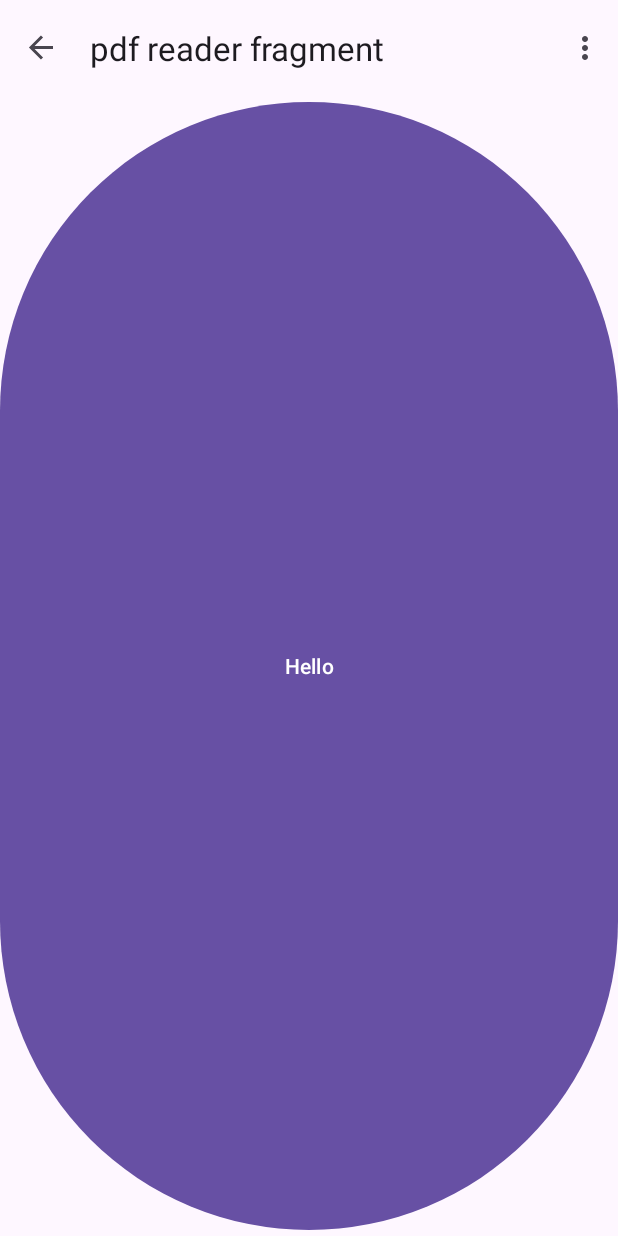
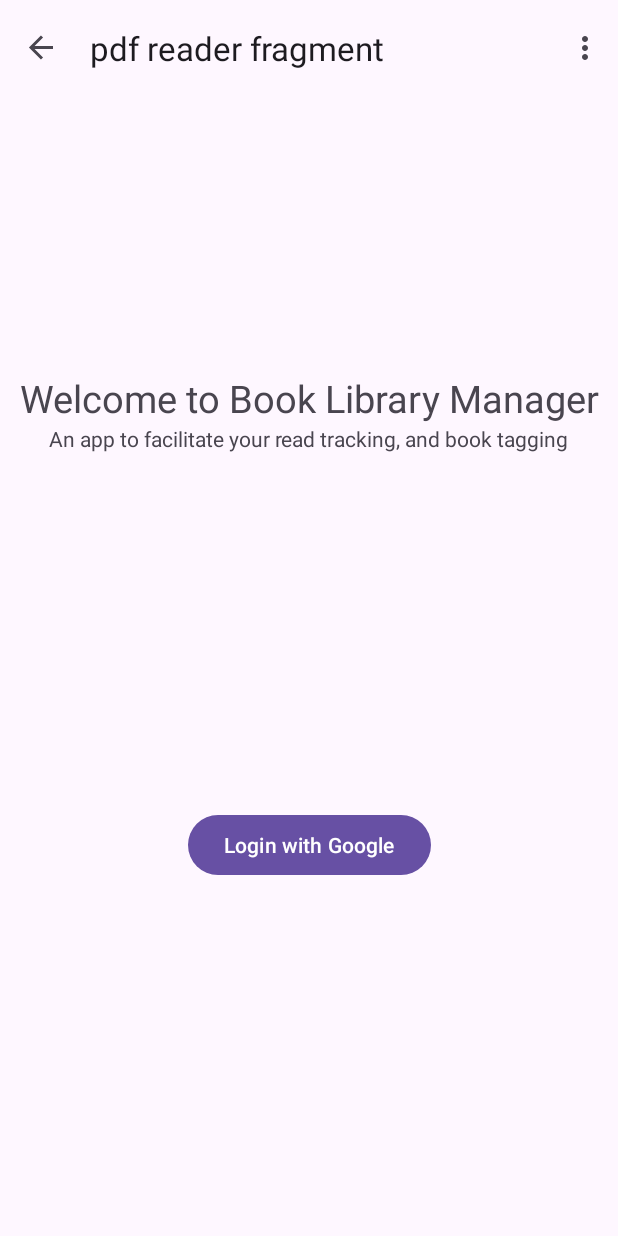
Before and after one commit to lucascalheiros/book-library-manager-app, an Android app: the LoginFragment screen opened through its navigation route, on a phone screen of 412 x 824 dp. Run offline under Robolectric (Android 15) with nearby library versions, the phone set to English and light mode, and no system bars; our stand-ins replace data binding, navigation-ui; 4 statements that could not run were skipped.

Commit message:
Better looking login screen, and improved implementation

```diff
--- a/app/src/main/res/layout/fragment_login.xml
+++ b/app/src/main/res/layout/fragment_login.xml
@@ -1,14 +1,52 @@
 <?xml version="1.0" encoding="utf-8"?>
-<FrameLayout xmlns:android="http://schemas.android.com/apk/res/android"
-    xmlns:tools="http://schemas.android.com/tools"
-    android:layout_width="match_parent"
-    android:layout_height="match_parent"
-    tools:context=".ui.login.LoginFragment">
+<layout xmlns:android="http://schemas.android.com/apk/res/android"
+    xmlns:app="http://schemas.android.com/apk/res-auto"
+    xmlns:tools="http://schemas.android.com/tools">
 
-    <Button
-        android:id="@+id/loginBtn"
+    <data>
+
+        <variable
+            name="viewModel"
+            type="com.github.lucascalheiros.booklibrarymanager.ui.login.LoginViewModel" />
+    </data>
+
+
+    <androidx.constraintlayout.widget.ConstraintLayout
         android:layout_width="match_parent"
         android:layout_height="match_parent"
-        android:text="Hello" />
+        tools:context=".ui.login.LoginFragment">
 
-</FrameLayout>
+        <TextView
+            android:id="@+id/welcome"
+            android:layout_width="wrap_content"
+            android:layout_height="wrap_content"
+            android:layout_marginTop="184dp"
+            android:gravity="center"
+            android:text="@string/welcome_to_book_library_manager"
+            android:textSize="25sp"
+            app:layout_constraintEnd_toEndOf="parent"
+            app:layout_constraintStart_toStartOf="parent"
+            app:layout_constraintTop_toTopOf="parent" />
+
+        <TextView
+            android:id="@+id/textView"
+            android:layout_width="wrap_content"
+            android:layout_height="wrap_content"
+            android:text="@string/an_app_to_facilitate_your_read_tracking_and_book_tagging"
+            app:layout_constraintEnd_toEndOf="parent"
+            app:layout_constraintStart_toStartOf="parent"
+            app:layout_constraintTop_toBottomOf="@+id/welcome" />
+
+        <Button
+            android:id="@+id/loginBtn"
+            android:layout_width="wrap_content"
+            android:layout_height="wrap_content"
+            android:onClick="@{v -> viewModel.onLoginClick()}"
+            android:text="@string/login_with_google"
+            app:layout_constraintBottom_toBottomOf="parent"
+            app:layout_constraintEnd_toEndOf="parent"
+            app:layout_constraintStart_toStartOf="parent"
+            app:layout_constraintTop_toBottomOf="@+id/textView" />
+
+    </androidx.constraintlayout.widget.ConstraintLayout>
+</layout>
--- a/app/src/main/res/values/strings.xml
+++ b/app/src/main/res/values/strings.xml
@@ -6,5 +6,9 @@
     <string name="booklib_manager">Booklib Manager</string>
     <!-- TODO: Remove or change this placeholder text -->
     <string name="hello_blank_fragment">Hello blank fragment</string>
+    <string name="login_with_google">Login with Google</string>
+    <string name="unable_to_login_with_google_generic">Unable to login</string>
+    <string name="an_app_to_facilitate_your_read_tracking_and_book_tagging">An app to facilitate your read tracking, and book tagging</string>
+    <string name="welcome_to_book_library_manager">Welcome to Book Library Manager</string>
 
 </resources>
```
Also changed, not shown: app/src/main/java/com/github/lucascalheiros/booklibrarymanager/ui/login/LoginFragment.kt (+29 -24 lines), app/src/main/java/com/github/lucascalheiros/booklibrarymanager/ui/login/LoginViewModel.kt (+62 -2 lines).
